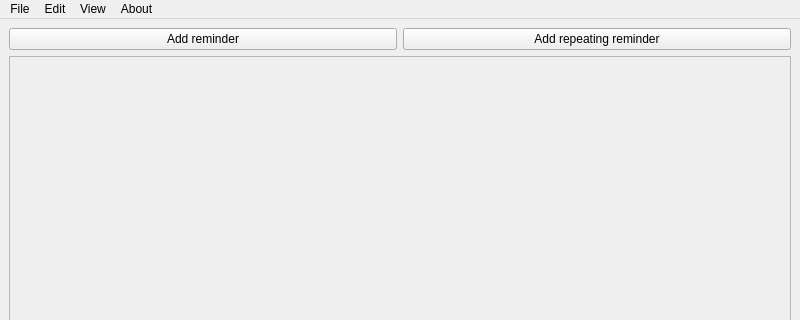
Before: the Qt Designer form pcsreminder/src/mainwindow.ui in N1vn0vem8er/pineconesnake, drawn with Qt 5; both pictures show x 0 to 800 and y 0 to 320 of the 800 by 600 pixel window.
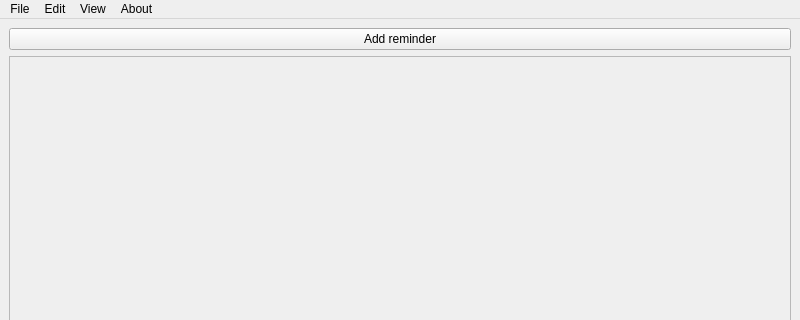
After: the same form once the commit is applied. Icons and pictures are not drawn.

```diff
--- a/pcsreminder/src/mainwindow.ui
+++ b/pcsreminder/src/mainwindow.ui
@@ -30,16 +30,6 @@
         </property>
        </widget>
       </item>
-      <item>
-       <widget class="QPushButton" name="addRepeatingButton">
-        <property name="text">
-         <string>Add repeating reminder</string>
-        </property>
-        <property name="icon">
-         <iconset theme="QIcon::ThemeIcon::ContactNew"/>
-        </property>
-       </widget>
-      </item>
      </layout>
     </item>
     <item>
```
